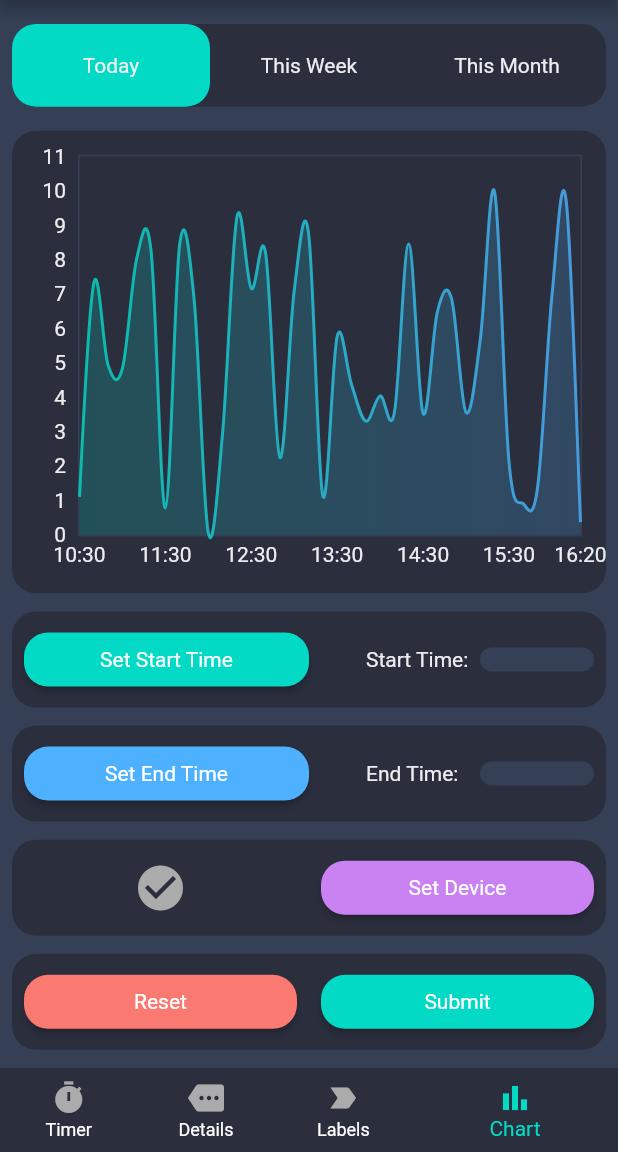
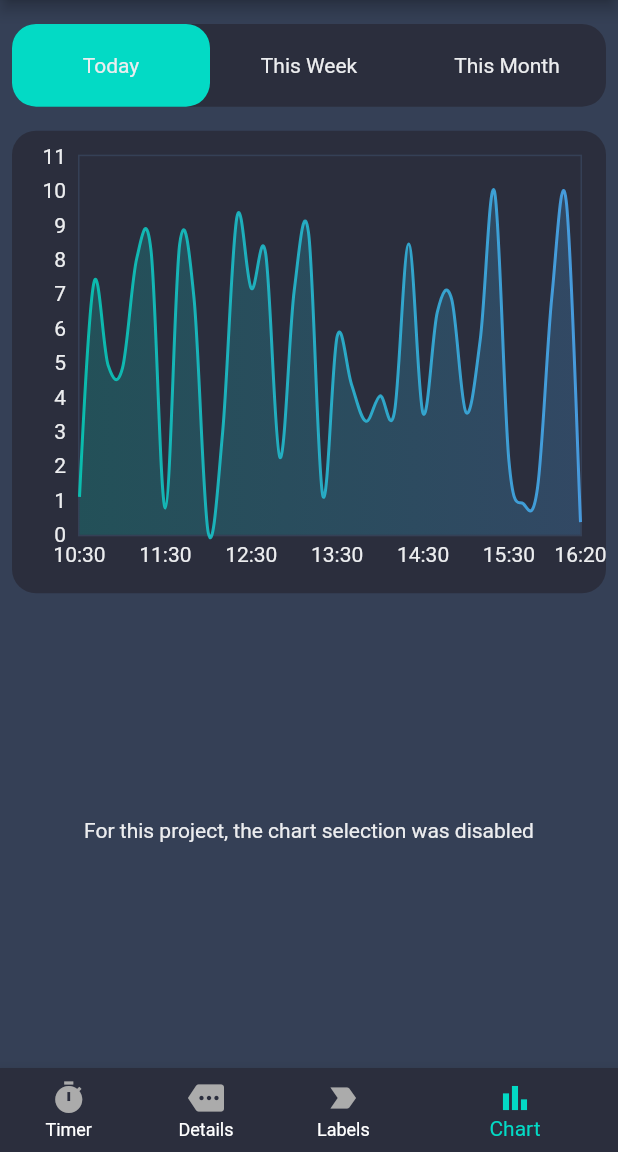
Before and after one commit to Layblar/layblar_app, a Flutter app: the screen it shows after launch, item 4 of the bottom bar chosen, on a phone screen of 412 x 824 dp, the part 84-1236 px from its top. Run offline on Flutter 3.47's test engine with Material 2 defaults, Android fonts, the phone set to English and light mode, and no system bars; drawn by our look-alikes of fl_chart.

Commit message:
added disabled chart view

```diff
--- a/lib/screens/ChartScreen.dart
+++ b/lib/screens/ChartScreen.dart
@@ -38,6 +38,8 @@ class _ChartScreenState extends State<ChartScreen> {
 
   String selectedDevice = "";
   bool isDeviceSelected = false;
+
+  bool isChartSelectionEnabled = false;
 
   void enableStartTime(){
     isEndTimeEnabled = false;
@@ -104,7 +106,38 @@ class _ChartScreenState extends State<ChartScreen> {
         ),
         Expanded(
           flex: 4,
-          child: Container(
+          child: getChartSection()
+        ),
+        Expanded(
+          flex:4,
+          child: SizedBox(
+            width: double.infinity,
+            child: isChartSelectionEnabled ? getEnabledChartView():getDisabledChartView(),
+          ),
+        )
+      ],
+    );
+  }
+
+
+  Widget getEnabledChartView(){
+    return Column(
+      mainAxisAlignment: MainAxisAlignment.spaceEvenly,
+      children: [
+                getStartTimeSection(),
+                getEndTimeSection(),
+                getSetDeviceSection(),
+                getResetSubmitBtnSection(),
+      ]
+    );
+  }
+
+  Widget getDisabledChartView(){
+    return Center(child: Text("For this project, the chart selection was disabled", style: Styles.regularTextStyle,));
+  }
+
+  Container getChartSection() {
+    return Container(
           margin: const EdgeInsets.only(left: 8, top:8, right: 8, bottom:0),
           decoration:Styles.containerDecoration,
           child: Padding(
@@ -167,24 +200,6 @@ class _ChartScreenState extends State<ChartScreen> {
               ),
             ),
           ),
-          )
-        ),
-        Expanded(
-          flex:4,
-          child: SizedBox(
-            width: double.infinity,
-            child: Column(
-              mainAxisAlignment: MainAxisAlignment.spaceEvenly,
-              children: [
-                getStartTimeSection(),
-                getEndTimeSection(),
-                getSetDeviceSection(),
-                getResetSubmitBtnSection(),
-              ],
-            ),
-          ),
-        )
-      ],
         );
   }
 
```
Lines whose indentation alone changed are shown as unchanged.
